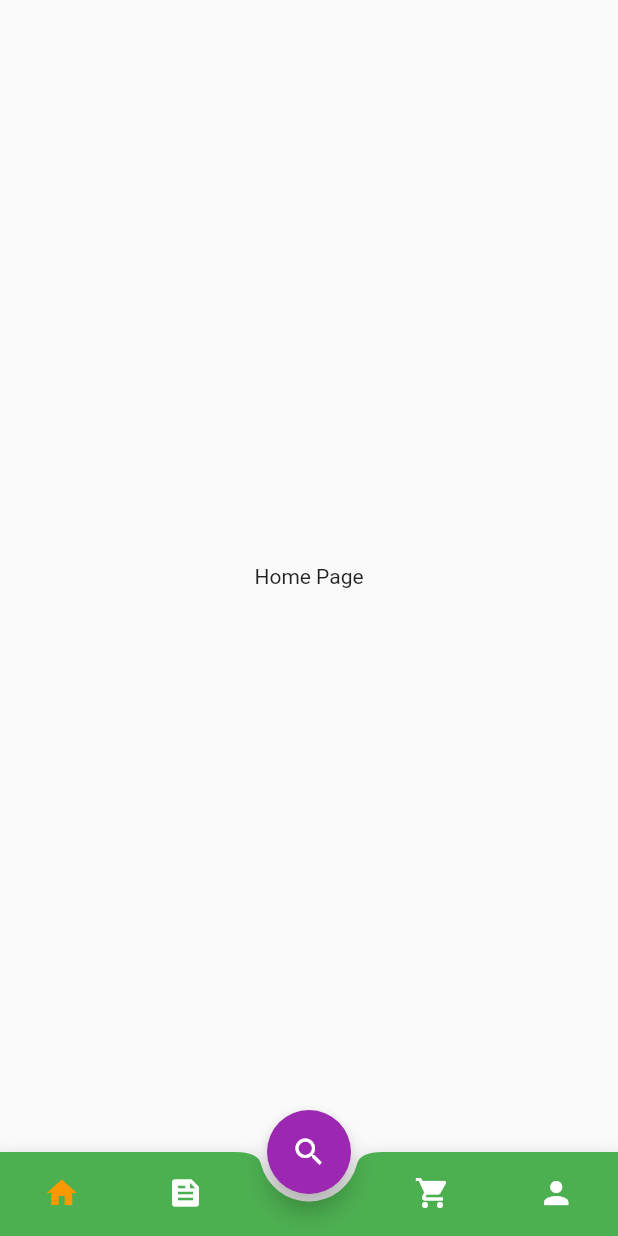
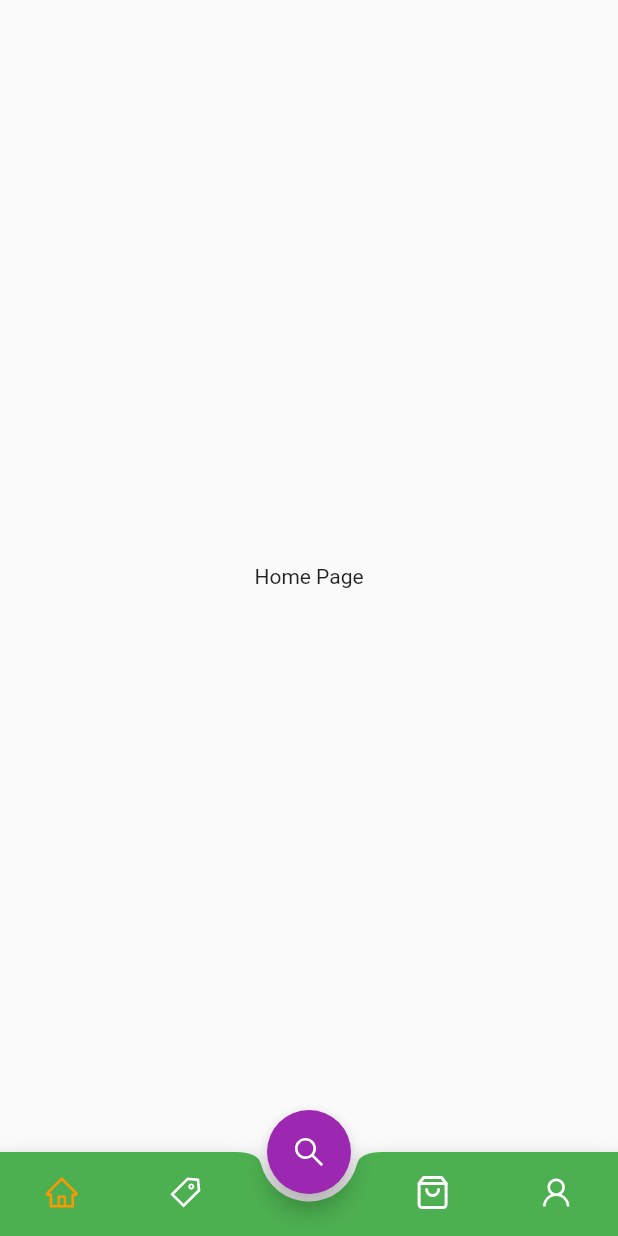
Before and after one commit to AliGharian/shop_app, a Flutter app: the screen it shows after launch, on a phone screen of 412 x 824 dp. Run offline on Flutter 3.47's test engine with Material 2 defaults, Android fonts, the phone set to English and light mode, and no system bars; our stand-ins replace flutter_icons.

Commit message:
add theme data and flutter icons to bottom nav bar

```diff
--- a/lib/pages/bottom_nav_bar_page.dart
+++ b/lib/pages/bottom_nav_bar_page.dart
@@ -1,4 +1,5 @@
 import 'package:flutter/material.dart';
+import 'package:flutter_icons/flutter_icons.dart';
 import 'package:shop_app/pages/cart_page.dart';
 import 'package:shop_app/pages/feed_page.dart';
 import 'package:shop_app/pages/home_page.dart';
@@ -53,12 +54,12 @@ class _BottomNavBarPageState extends State<BottomNavBarPage> {
           child: BottomNavigationBar(
             items: [
               BottomNavigationBarItem(
-                icon: Icon(Icons.home),
+                icon: Icon(AntDesign.home),
                 label: 'Home',
                 backgroundColor: Colors.green,
               ),
               BottomNavigationBarItem(
-                icon: Icon(Icons.feed),
+                icon: Icon(AntDesign.tago),
                 label: 'Feed',
                 backgroundColor: Colors.green,
               ),
@@ -69,12 +70,12 @@ class _BottomNavBarPageState extends State<BottomNavBarPage> {
                 backgroundColor: Colors.green,
               ),
               BottomNavigationBarItem(
-                icon: Icon(Icons.shopping_cart),
+                icon: Icon(Feather.shopping_bag),
                 label: 'Cart',
                 backgroundColor: Colors.green,
               ),
               BottomNavigationBarItem(
-                icon: Icon(Icons.person),
+                icon: Icon(AntDesign.user),
                 label: 'User',
                 backgroundColor: Colors.green,
               ),
@@ -99,7 +100,7 @@ class _BottomNavBarPageState extends State<BottomNavBarPage> {
       floatingActionButton: FloatingActionButton(
         backgroundColor: Colors.purple,
         child: Icon(
-          Icons.search,
+          AntDesign.search1,
         ),
         onPressed: () {},
       ),
--- a/pubspec.yaml
+++ b/pubspec.yaml
@@ -28,7 +28,11 @@ dependencies:
   # The following adds the Cupertino Icons font to your application.
   # Use with the CupertinoIcons class for iOS style icons.
   cupertino_icons: ^1.0.2
-  # flutter_icons: ^1.1.0
+  flutter_icons:
+    git:
+      url: https://github.com/adarsh-technocrat/flutter-icons.git
+      branch: null-safety-migration
+  provider: ^5.0.0
 
 dev_dependencies:
   flutter_test:
```
Also changed, not shown: lib/consts/theme_data.dart (added, +31 -0 lines), pubspec.lock.
